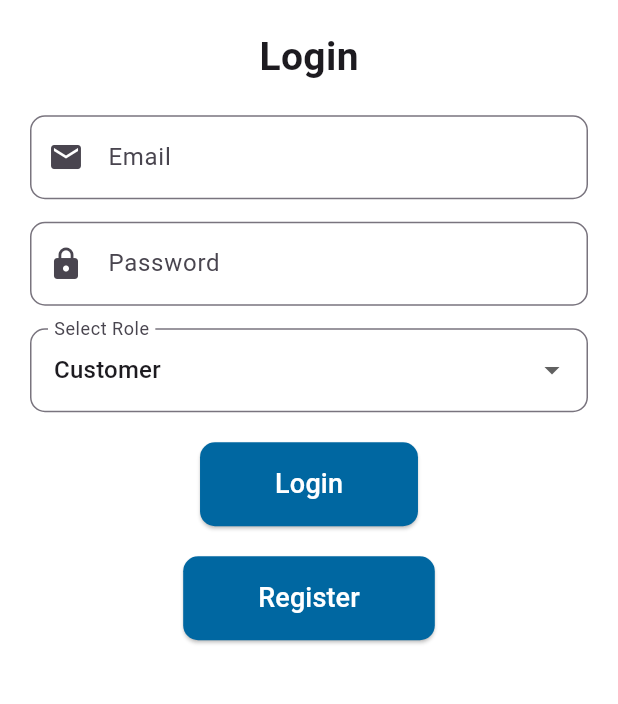
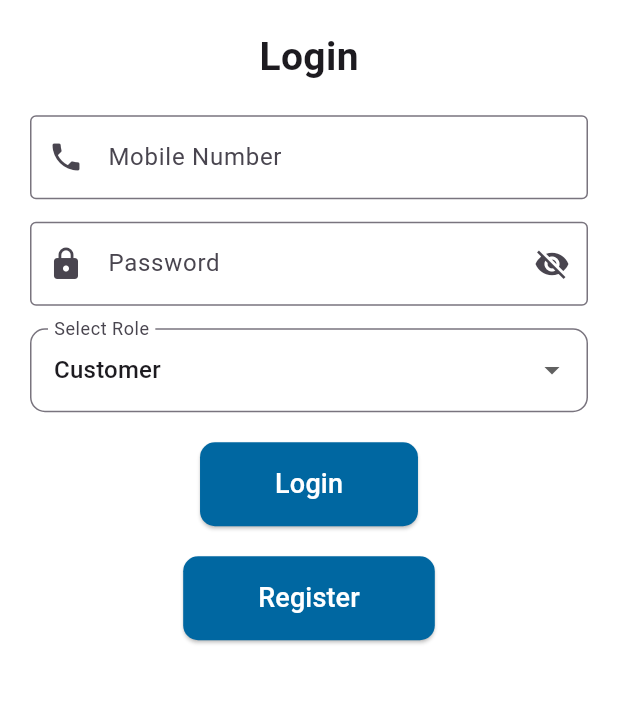
Before and after one commit to vprabhu1771/flutter_laravel_milk_subscription, a Flutter app: the screen it shows after launch, on a phone screen of 412 x 824 dp, the part 373-1077 px from its top. Run offline on Flutter 3.47's test engine with Material 3 defaults, Android fonts, the phone set to English and light mode, and no system bars; our stand-ins replace package_info_plus, shared_preferences.

Commit message:
LoginScreen UI update

```diff
--- a/lib/screens/auth/LoginScreen.dart
+++ b/lib/screens/auth/LoginScreen.dart
@@ -8,11 +8,16 @@ class LoginScreen extends StatefulWidget {
 }
 
 class _LoginScreenState extends State<LoginScreen> {
-  final TextEditingController _emailController = TextEditingController();
+  final TextEditingController _mobileController = TextEditingController();
   final TextEditingController _passwordController = TextEditingController();
   String _selectedRole = 'Customer';
 
   final List<String> _roles = ['Customer', 'Delivery', 'Admin'];
+
+  String? _mobileNo;
+  String? _password;
+
+  bool _obscurePassword = true; // Variable to toggle visibility of the password
 
   @override
   Widget build(BuildContext context) {
@@ -38,30 +43,63 @@ class _LoginScreenState extends State<LoginScreen> {
                 ),
                 SizedBox(height: 20),
 
-                // Email Field
-                TextField(
-                  controller: _emailController,
+                // Mobile Number Field
+                TextFormField(
+                  controller: _mobileController,
                   decoration: InputDecoration(
-                    labelText: "Email",
-                    prefixIcon: Icon(Icons.email),
-                    border: OutlineInputBorder(
-                      borderRadius: BorderRadius.circular(10),
-                    ),
+                    labelText: 'Mobile Number',
+                    hintText: 'Enter your mobile number',
+                    border: OutlineInputBorder(),
+                    prefixIcon: Icon(Icons.phone),
                   ),
+                  keyboardType: TextInputType.phone,
+                  validator: (value) {
+                    if (value == null || value.isEmpty) {
+                      return 'Please enter your mobile number';
+                    }
+                    if (value.length != 10) {
+                      return 'Mobile number must be 10 digits';
+                    }
+                    return null;
+                  },
+                  onSaved: (value) {
+                    _mobileNo = value;
+                  },
                 ),
                 SizedBox(height: 15),
 
                 // Password Field
-                TextField(
+                TextFormField(
                   controller: _passwordController,
-                  obscureText: true,
                   decoration: InputDecoration(
-                    labelText: "Password",
+                    labelText: 'Password',
+                    hintText: 'Enter your password',
+                    border: OutlineInputBorder(),
                     prefixIcon: Icon(Icons.lock),
-                    border: OutlineInputBorder(
-                      borderRadius: BorderRadius.circular(10),
+                    suffixIcon: IconButton(
+                      icon: Icon(
+                        _obscurePassword ? Icons.visibility_off : Icons.visibility,
+                      ),
+                      onPressed: () {
+                        setState(() {
+                          _obscurePassword = !_obscurePassword;
+                        });
+                      },
                     ),
                   ),
+                  obscureText: _obscurePassword,
+                  validator: (value) {
+                    if (value == null || value.isEmpty) {
+                      return 'Please enter your password';
+                    }
+                    if (value.length < 6) {
+                      return 'Password must be at least 6 characters';
+                    }
+                    return null;
+                  },
+                  onSaved: (value) {
+                    _password = value;
+                  },
                 ),
                 SizedBox(height: 15),
 
@@ -91,7 +129,7 @@ class _LoginScreenState extends State<LoginScreen> {
                 // Login Button
                 ElevatedButton(
                   onPressed: () {
-                    print("Email: ${_emailController.text}");
+                    print("Email: ${_mobileController.text}");
                     print("Password: ${_passwordController.text}");
                     print("Role: $_selectedRole");
 
@@ -118,7 +156,7 @@ class _LoginScreenState extends State<LoginScreen> {
                 // Register Button
                 ElevatedButton(
                   onPressed: () {
-                    print("Email: ${_emailController.text}");
+                    print("Email: ${_mobileController.text}");
                     print("Password: ${_passwordController.text}");
                     print("Role: $_selectedRole");
 
```
